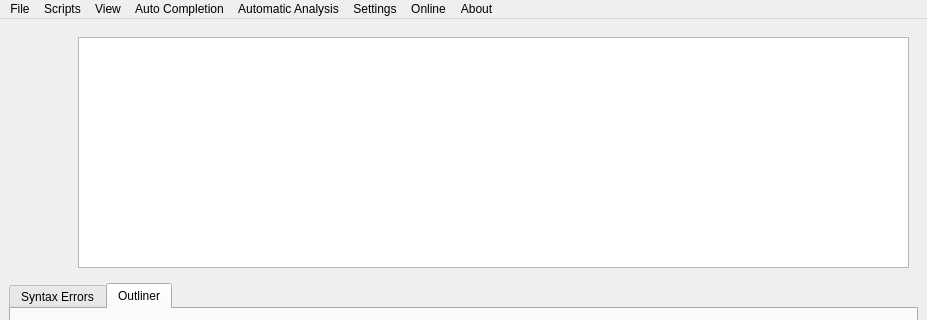
Qt form src/app/mainwindow.ui (tdauth/vjasside) before a commit; both pictures show x 0 to 927 and y 0 to 320 of the 927 by 621 pixel window.
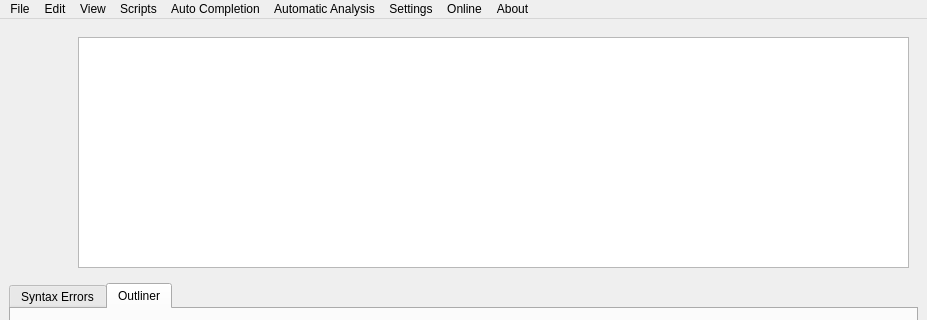
The same form after that commit. Custom widgets are drawn as their Qt base class.

Commit message: Go to Line action

The edit to the form file:
```diff
--- a/src/app/mainwindow.ui
+++ b/src/app/mainwindow.ui
@@ -245,9 +245,16 @@
     <addaction name="actionCommonAi"/>
     <addaction name="actionBlizzardj"/>
    </widget>
+   <widget class="QMenu" name="menuEdit">
+    <property name="title">
+     <string>Edit</string>
+    </property>
+    <addaction name="actionGoToLine"/>
+   </widget>
    <addaction name="menuFile"/>
-   <addaction name="menuStandard_Scripts"/>
+   <addaction name="menuEdit"/>
    <addaction name="menuView"/>
+   <addaction name="menuStandard_Scripts"/>
    <addaction name="menuAuto_Completion"/>
    <addaction name="menuAutomaticAnalysis"/>
    <addaction name="menuSettings"/>
```
Left out of the diff: 11 changed lines with no effect on the pictures. The commit also changes 2 other files.
